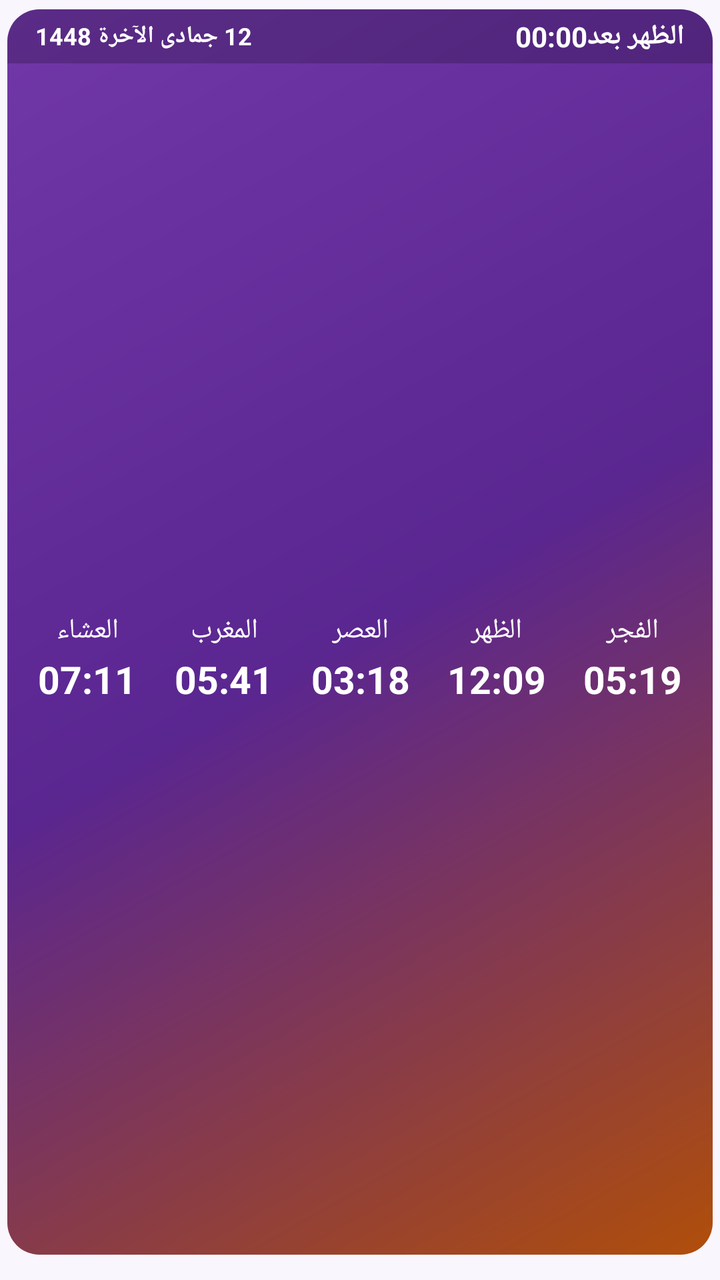
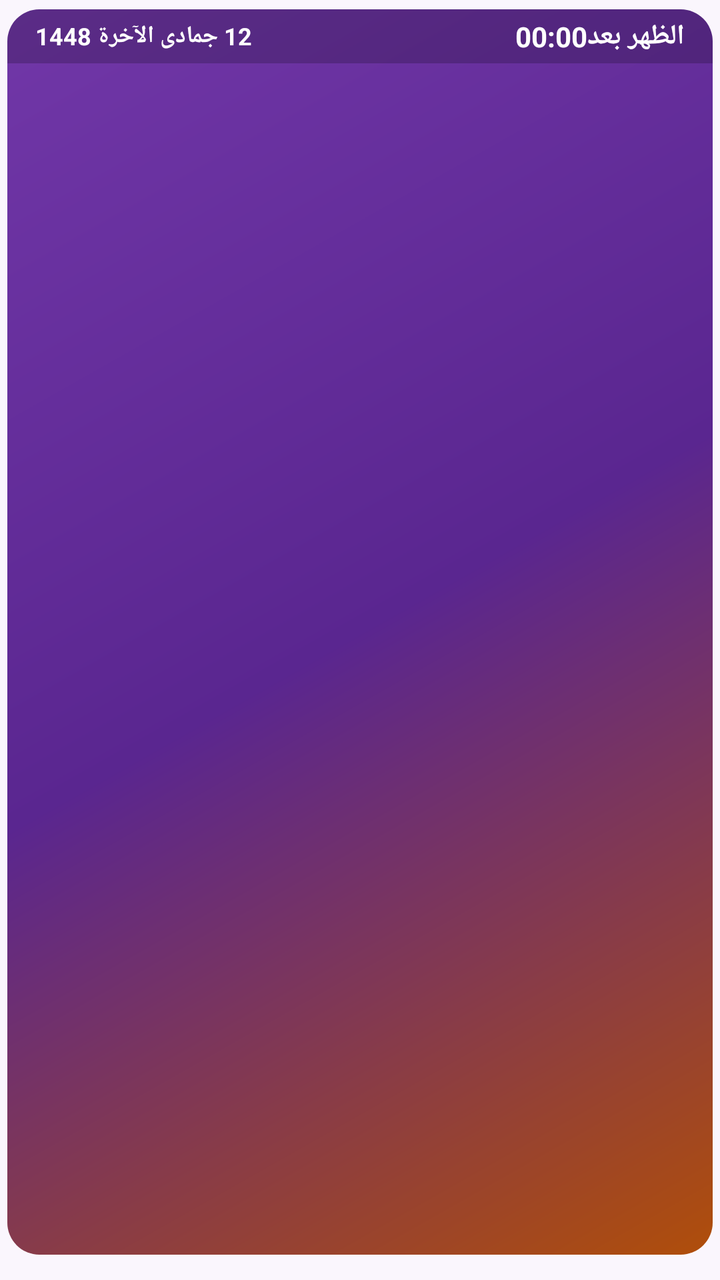

The first picture is an Android layout as it rendered before a commit; the second is the same layout after the commit. The layout source and the unified diff follow.
<!-- AndroidManifest.xml: application theme AppTheme -->
<!-- res/layout/widget_day.xml -->
<?xml version="1.0" encoding="utf-8"?>
<FrameLayout xmlns:android="http://schemas.android.com/apk/res/android" android:id="@+id/widget_root" android:layout_width="match_parent" android:layout_height="match_parent" android:layoutDirection="rtl" android:paddingStart="3.5dp" android:paddingEnd="3.5dp" android:paddingTop="4.5dp" android:paddingBottom="12.5dp">
    <ImageView android:id="@+id/wbg" android:layout_width="match_parent" android:layout_height="match_parent" android:clipToOutline="true" android:scaleType="fitXY" android:src="@drawable/wbg_grad_1" android:contentDescription="@null" />
    <LinearLayout android:layout_width="match_parent" android:layout_height="match_parent" android:orientation="vertical">
        <LinearLayout android:id="@+id/w_head" android:layout_width="match_parent" android:layout_height="wrap_content" android:orientation="horizontal" android:gravity="center_vertical" android:paddingStart="14dp" android:paddingEnd="14dp" android:paddingTop="4dp" android:paddingBottom="4dp" android:background="@drawable/whead_dark_1">
            <TextView android:id="@+id/w_next" android:layout_width="wrap_content" android:layout_height="wrap_content" android:text="الظهر بعد" android:textColor="#FFFFFF" android:textSize="14dp" android:textStyle="bold" android:maxLines="1" />
            <Chronometer android:id="@+id/w_chrono" android:layout_width="wrap_content" android:layout_height="wrap_content" android:layout_marginStart="6dp" android:textColor="#FFFFFF" android:textSize="14dp" android:textStyle="bold" android:layoutDirection="ltr" />
            <TextView android:id="@+id/w_cd" android:layout_width="wrap_content" android:layout_height="wrap_content" android:visibility="gone" />
            <TextView android:id="@+id/w_label" android:layout_width="wrap_content" android:layout_height="wrap_content" android:visibility="gone" />
            <TextView android:id="@+id/w_city" android:layout_width="0dp" android:layout_height="wrap_content" android:layout_weight="1" android:layout_marginStart="8dp" android:textColor="#E6D6F5" android:textSize="11dp" android:maxLines="1" android:ellipsize="end" />
            <TextView android:id="@+id/w_weather" android:layout_width="wrap_content" android:layout_height="wrap_content" android:layout_marginEnd="8dp" android:textColor="#FFFFFF" android:textSize="12dp" android:textStyle="bold" android:maxLines="1" android:visibility="gone" />
            <TextView android:id="@+id/w_hijri" android:layout_width="wrap_content" android:layout_height="wrap_content" android:text="12 جمادى الآخرة 1448" android:textColor="#FFFFFF" android:textSize="12dp" android:textStyle="bold" android:maxLines="1" android:ellipsize="end" />
        </LinearLayout>
        <LinearLayout android:layout_width="match_parent" android:layout_height="0dp" android:layout_weight="1" android:orientation="horizontal" android:gravity="center_vertical" android:paddingStart="6dp" android:paddingEnd="6dp">
            <LinearLayout android:id="@+id/c0" android:layout_width="0dp" android:layout_height="wrap_content" android:layout_weight="1" android:orientation="vertical" android:gravity="center" >
                <TextView android:id="@+id/n0" android:layout_width="wrap_content" android:layout_height="wrap_content" android:text="الفجر" android:textColor="#FFFFFF" android:textSize="14dp" android:maxLines="1" />
                <TextView android:id="@+id/t0" android:layout_width="wrap_content" android:layout_height="wrap_content" android:layout_marginTop="1dp" android:paddingStart="5dp" android:paddingEnd="5dp" android:paddingTop="1dp" android:paddingBottom="1dp" android:text="05:19" android:textColor="#FFFFFF" android:textSize="19dp" android:textStyle="bold" android:maxLines="1" />
            </LinearLayout>
            <LinearLayout android:id="@+id/c1" android:layout_width="0dp" android:layout_height="wrap_content" android:layout_weight="1" android:orientation="vertical" android:gravity="center" >
                <TextView android:id="@+id/n1" android:layout_width="wrap_content" android:layout_height="wrap_content" android:text="الظهر" android:textColor="#FFFFFF" android:textSize="14dp" android:maxLines="1" />
                <TextView android:id="@+id/t1" android:layout_width="wrap_content" android:layout_height="wrap_content" android:layout_marginTop="1dp" android:paddingStart="5dp" android:paddingEnd="5dp" android:paddingTop="1dp" android:paddingBottom="1dp" android:text="12:09" android:textColor="#FFFFFF" android:textSize="19dp" android:textStyle="bold" android:maxLines="1" />
            </LinearLayout>
            <LinearLayout android:id="@+id/c2" android:layout_width="0dp" android:layout_height="wrap_content" android:layout_weight="1" android:orientation="vertical" android:gravity="center" >
                <TextView android:id="@+id/n2" android:layout_width="wrap_content" android:layout_height="wrap_content" android:text="العصر" android:textColor="#FFFFFF" android:textSize="14dp" android:maxLines="1" />
                <TextView android:id="@+id/t2" android:layout_width="wrap_content" android:layout_height="wrap_content" android:layout_marginTop="1dp" android:paddingStart="5dp" android:paddingEnd="5dp" android:paddingTop="1dp" android:paddingBottom="1dp" android:text="03:18" android:textColor="#FFFFFF" android:textSize="19dp" android:textStyle="bold" android:maxLines="1" />
            </LinearLayout>
            <LinearLayout android:id="@+id/c3" android:layout_width="0dp" android:layout_height="wrap_content" android:layout_weight="1" android:orientation="vertical" android:gravity="center" >
                <TextView android:id="@+id/n3" android:layout_width="wrap_content" android:layout_height="wrap_content" android:text="المغرب" android:textColor="#FFFFFF" android:textSize="14dp" android:maxLines="1" />
                <TextView android:id="@+id/t3" android:layout_width="wrap_content" android:layout_height="wrap_content" android:layout_marginTop="1dp" android:paddingStart="5dp" android:paddingEnd="5dp" android:paddingTop="1dp" android:paddingBottom="1dp" android:text="05:41" android:textColor="#FFFFFF" android:textSize="19dp" android:textStyle="bold" android:maxLines="1" />
            </LinearLayout>
            <LinearLayout android:id="@+id/c4" android:layout_width="0dp" android:layout_height="wrap_content" android:layout_weight="1" android:orientation="vertical" android:gravity="center" >
                <TextView android:id="@+id/n4" android:layout_width="wrap_content" android:layout_height="wrap_content" android:text="العشاء" android:textColor="#FFFFFF" android:textSize="14dp" android:maxLines="1" />
                <TextView android:id="@+id/t4" android:layout_width="wrap_content" android:layout_height="wrap_content" android:layout_marginTop="1dp" android:paddingStart="5dp" android:paddingEnd="5dp" android:paddingTop="1dp" android:paddingBottom="1dp" android:text="07:11" android:textColor="#FFFFFF" android:textSize="19dp" android:textStyle="bold" android:maxLines="1" />
            </LinearLayout>
        </LinearLayout>
    </LinearLayout>
</FrameLayout>
<!-- resources referenced by this layout -->
<resources>
  <!-- drawable wbg_grad_1 (drawable) -->
  <?xml version="1.0" encoding="utf-8"?>
  <shape xmlns:android="http://schemas.android.com/apk/res/android" android:shape="rectangle">
      <gradient android:angle="315" android:startColor="#7137A8" android:centerColor="#5A2690" android:endColor="#B04E0A" />
      <corners android:radius="16dp" />
  </shape>
  <!-- drawable whead_dark_1 (drawable) -->
  <?xml version="1.0" encoding="utf-8"?>
  <shape xmlns:android="http://schemas.android.com/apk/res/android" android:shape="rectangle">
      <solid android:color="#33000000" />
      <corners android:topLeftRadius="16dp" android:topRightRadius="16dp" android:bottomLeftRadius="0dp" android:bottomRightRadius="0dp" />
  </shape>
  <style name="AppTheme" parent="@android:style/Theme.Material.Light.NoActionBar">
          <item name="android:windowBackground">@color/bg</item>
          <item name="android:statusBarColor">@color/bg</item>
          <item name="android:navigationBarColor">@color/bg</item>
          <item name="android:colorAccent">@color/orange</item>
          <item name="android:colorPrimary">@color/purple</item>
      </style>
  <color name="bg">#FAF6FD</color>
  <color name="orange">#F28A32</color>
  <color name="purple">#7137A8</color>
</resources>

<!-- the commit's change to res/layout/widget_day.xml (unified diff, before → after) -->
@@ -12,25 +12,25 @@
             <TextView android:id="@+id/w_hijri" android:layout_width="wrap_content" android:layout_height="wrap_content" android:text="12 جمادى الآخرة 1448" android:textColor="#FFFFFF" android:textSize="12dp" android:textStyle="bold" android:maxLines="1" android:ellipsize="end" />
         </LinearLayout>
         <LinearLayout android:layout_width="match_parent" android:layout_height="0dp" android:layout_weight="1" android:orientation="horizontal" android:gravity="center_vertical" android:paddingStart="6dp" android:paddingEnd="6dp">
-            <LinearLayout android:id="@+id/c0" android:layout_width="0dp" android:layout_height="wrap_content" android:layout_weight="1" android:orientation="vertical" android:gravity="center" >
-                <TextView android:id="@+id/n0" android:layout_width="wrap_content" android:layout_height="wrap_content" android:text="الفجر" android:textColor="#FFFFFF" android:textSize="14dp" android:maxLines="1" />
-                <TextView android:id="@+id/t0" android:layout_width="wrap_content" android:layout_height="wrap_content" android:layout_marginTop="1dp" android:paddingStart="5dp" android:paddingEnd="5dp" android:paddingTop="1dp" android:paddingBottom="1dp" android:text="05:19" android:textColor="#FFFFFF" android:textSize="19dp" android:textStyle="bold" android:maxLines="1" />
+            <LinearLayout android:id="@+id/c0" android:layout_width="0dp" android:layout_height="match_parent" android:layout_weight="1" android:orientation="vertical" android:gravity="center" android:paddingTop="2dp" android:paddingBottom="3dp">
+                <TextView android:id="@+id/n0" android:layout_width="match_parent" android:layout_height="0dp" android:layout_weight="4" android:gravity="center" android:textColor="#FFFFFF" android:maxLines="1" android:autoSizeTextType="uniform" android:autoSizeMinTextSize="7dp" android:autoSizeMaxTextSize="22dp" android:autoSizeStepGranularity="0.5dp" />
+                <TextView android:id="@+id/t0" android:layout_width="match_parent" android:layout_height="0dp" android:layout_weight="5" android:layout_marginStart="3dp" android:layout_marginEnd="3dp" android:layout_marginTop="1dp" android:paddingTop="1dp" android:paddingBottom="1dp" android:gravity="center" android:textColor="#FFFFFF" android:textStyle="bold" android:maxLines="1" android:autoSizeTextType="uniform" android:autoSizeMinTextSize="8dp" android:autoSizeMaxTextSize="28dp" android:autoSizeStepGranularity="0.5dp" />
             </LinearLayout>
-            <LinearLayout android:id="@+id/c1" android:layout_width="0dp" android:layout_height="wrap_content" android:layout_weight="1" android:orientation="vertical" android:gravity="center" >
-                <TextView android:id="@+id/n1" android:layout_width="wrap_content" android:layout_height="wrap_content" android:text="الظهر" android:textColor="#FFFFFF" android:textSize="14dp" android:maxLines="1" />
-                <TextView android:id="@+id/t1" android:layout_width="wrap_content" android:layout_height="wrap_content" android:layout_marginTop="1dp" android:paddingStart="5dp" android:paddingEnd="5dp" android:paddingTop="1dp" android:paddingBottom="1dp" android:text="12:09" android:textColor="#FFFFFF" android:textSize="19dp" android:textStyle="bold" android:maxLines="1" />
+            <LinearLayout android:id="@+id/c1" android:layout_width="0dp" android:layout_height="match_parent" android:layout_weight="1" android:orientation="vertical" android:gravity="center" android:paddingTop="2dp" android:paddingBottom="3dp">
+                <TextView android:id="@+id/n1" android:layout_width="match_parent" android:layout_height="0dp" android:layout_weight="4" android:gravity="center" android:textColor="#FFFFFF" android:maxLines="1" android:autoSizeTextType="uniform" android:autoSizeMinTextSize="7dp" android:autoSizeMaxTextSize="22dp" android:autoSizeStepGranularity="0.5dp" />
+                <TextView android:id="@+id/t1" android:layout_width="match_parent" android:layout_height="0dp" android:layout_weight="5" android:layout_marginStart="3dp" android:layout_marginEnd="3dp" android:layout_marginTop="1dp" android:paddingTop="1dp" android:paddingBottom="1dp" android:gravity="center" android:textColor="#FFFFFF" android:textStyle="bold" android:maxLines="1" android:autoSizeTextType="uniform" android:autoSizeMinTextSize="8dp" android:autoSizeMaxTextSize="28dp" android:autoSizeStepGranularity="0.5dp" />
             </LinearLayout>
-            <LinearLayout android:id="@+id/c2" android:layout_width="0dp" android:layout_height="wrap_content" android:layout_weight="1" android:orientation="vertical" android:gravity="center" >
-                <TextView android:id="@+id/n2" android:layout_width="wrap_content" android:layout_height="wrap_content" android:text="العصر" android:textColor="#FFFFFF" android:textSize="14dp" android:maxLines="1" />
-                <TextView android:id="@+id/t2" android:layout_width="wrap_content" android:layout_height="wrap_content" android:layout_marginTop="1dp" android:paddingStart="5dp" android:paddingEnd="5dp" android:paddingTop="1dp" android:paddingBottom="1dp" android:text="03:18" android:textColor="#FFFFFF" android:textSize="19dp" android:textStyle="bold" android:maxLines="1" />
+            <LinearLayout android:id="@+id/c2" android:layout_width="0dp" android:layout_height="match_parent" android:layout_weight="1" android:orientation="vertical" android:gravity="center" android:paddingTop="2dp" android:paddingBottom="3dp">
+                <TextView android:id="@+id/n2" android:layout_width="match_parent" android:layout_height="0dp" android:layout_weight="4" android:gravity="center" android:textColor="#FFFFFF" android:maxLines="1" android:autoSizeTextType="uniform" android:autoSizeMinTextSize="7dp" android:autoSizeMaxTextSize="22dp" android:autoSizeStepGranularity="0.5dp" />
+                <TextView android:id="@+id/t2" android:layout_width="match_parent" android:layout_height="0dp" android:layout_weight="5" android:layout_marginStart="3dp" android:layout_marginEnd="3dp" android:layout_marginTop="1dp" android:paddingTop="1dp" android:paddingBottom="1dp" android:gravity="center" android:textColor="#FFFFFF" android:textStyle="bold" android:maxLines="1" android:autoSizeTextType="uniform" android:autoSizeMinTextSize="8dp" android:autoSizeMaxTextSize="28dp" android:autoSizeStepGranularity="0.5dp" />
             </LinearLayout>
-            <LinearLayout android:id="@+id/c3" android:layout_width="0dp" android:layout_height="wrap_content" android:layout_weight="1" android:orientation="vertical" android:gravity="center" >
-                <TextView android:id="@+id/n3" android:layout_width="wrap_content" android:layout_height="wrap_content" android:text="المغرب" android:textColor="#FFFFFF" android:textSize="14dp" android:maxLines="1" />
-                <TextView android:id="@+id/t3" android:layout_width="wrap_content" android:layout_height="wrap_content" android:layout_marginTop="1dp" android:paddingStart="5dp" android:paddingEnd="5dp" android:paddingTop="1dp" android:paddingBottom="1dp" android:text="05:41" android:textColor="#FFFFFF" android:textSize="19dp" android:textStyle="bold" android:maxLines="1" />
+            <LinearLayout android:id="@+id/c3" android:layout_width="0dp" android:layout_height="match_parent" android:layout_weight="1" android:orientation="vertical" android:gravity="center" android:paddingTop="2dp" android:paddingBottom="3dp">
+                <TextView android:id="@+id/n3" android:layout_width="match_parent" android:layout_height="0dp" android:layout_weight="4" android:gravity="center" android:textColor="#FFFFFF" android:maxLines="1" android:autoSizeTextType="uniform" android:autoSizeMinTextSize="7dp" android:autoSizeMaxTextSize="22dp" android:autoSizeStepGranularity="0.5dp" />
+                <TextView android:id="@+id/t3" android:layout_width="match_parent" android:layout_height="0dp" android:layout_weight="5" android:layout_marginStart="3dp" android:layout_marginEnd="3dp" android:layout_marginTop="1dp" android:paddingTop="1dp" android:paddingBottom="1dp" android:gravity="center" android:textColor="#FFFFFF" android:textStyle="bold" android:maxLines="1" android:autoSizeTextType="uniform" android:autoSizeMinTextSize="8dp" android:autoSizeMaxTextSize="28dp" android:autoSizeStepGranularity="0.5dp" />
             </LinearLayout>
-            <LinearLayout android:id="@+id/c4" android:layout_width="0dp" android:layout_height="wrap_content" android:layout_weight="1" android:orientation="vertical" android:gravity="center" >
-                <TextView android:id="@+id/n4" android:layout_width="wrap_content" android:layout_height="wrap_content" android:text="العشاء" android:textColor="#FFFFFF" android:textSize="14dp" android:maxLines="1" />
-                <TextView android:id="@+id/t4" android:layout_width="wrap_content" android:layout_height="wrap_content" android:layout_marginTop="1dp" android:paddingStart="5dp" android:paddingEnd="5dp" android:paddingTop="1dp" android:paddingBottom="1dp" android:text="07:11" android:textColor="#FFFFFF" android:textSize="19dp" android:textStyle="bold" android:maxLines="1" />
+            <LinearLayout android:id="@+id/c4" android:layout_width="0dp" android:layout_height="match_parent" android:layout_weight="1" android:orientation="vertical" android:gravity="center" android:paddingTop="2dp" android:paddingBottom="3dp">
+                <TextView android:id="@+id/n4" android:layout_width="match_parent" android:layout_height="0dp" android:layout_weight="4" android:gravity="center" android:textColor="#FFFFFF" android:maxLines="1" android:autoSizeTextType="uniform" android:autoSizeMinTextSize="7dp" android:autoSizeMaxTextSize="22dp" android:autoSizeStepGranularity="0.5dp" />
+                <TextView android:id="@+id/t4" android:layout_width="match_parent" android:layout_height="0dp" android:layout_weight="5" android:layout_marginStart="3dp" android:layout_marginEnd="3dp" android:layout_marginTop="1dp" android:paddingTop="1dp" android:paddingBottom="1dp" android:gravity="center" android:textColor="#FFFFFF" android:textStyle="bold" android:maxLines="1" android:autoSizeTextType="uniform" android:autoSizeMinTextSize="8dp" android:autoSizeMaxTextSize="28dp" android:autoSizeStepGranularity="0.5dp" />
             </LinearLayout>
         </LinearLayout>
     </LinearLayout>
